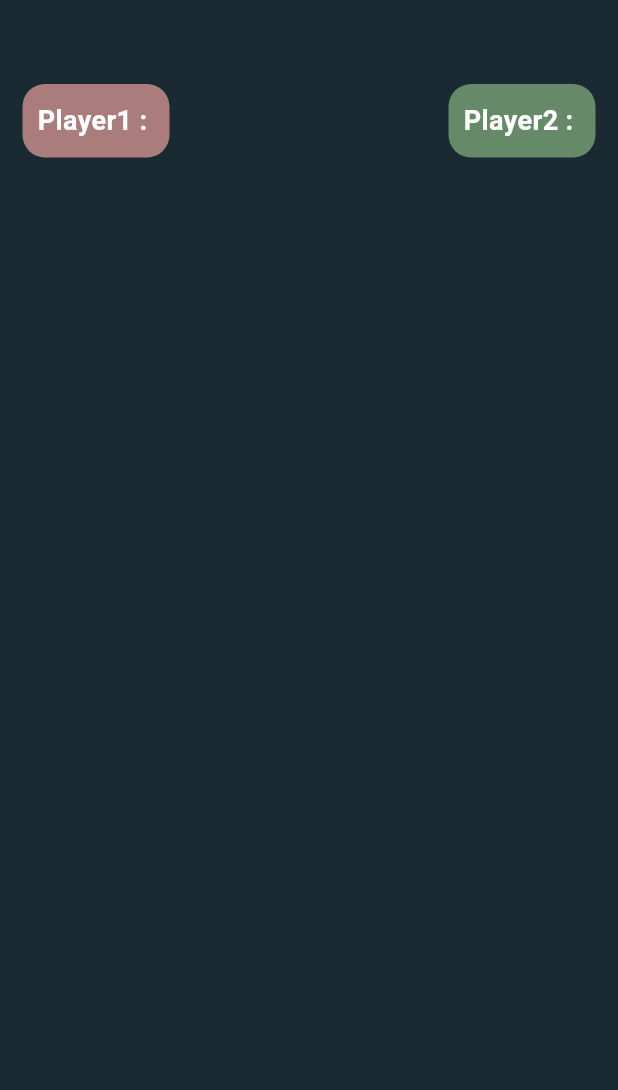
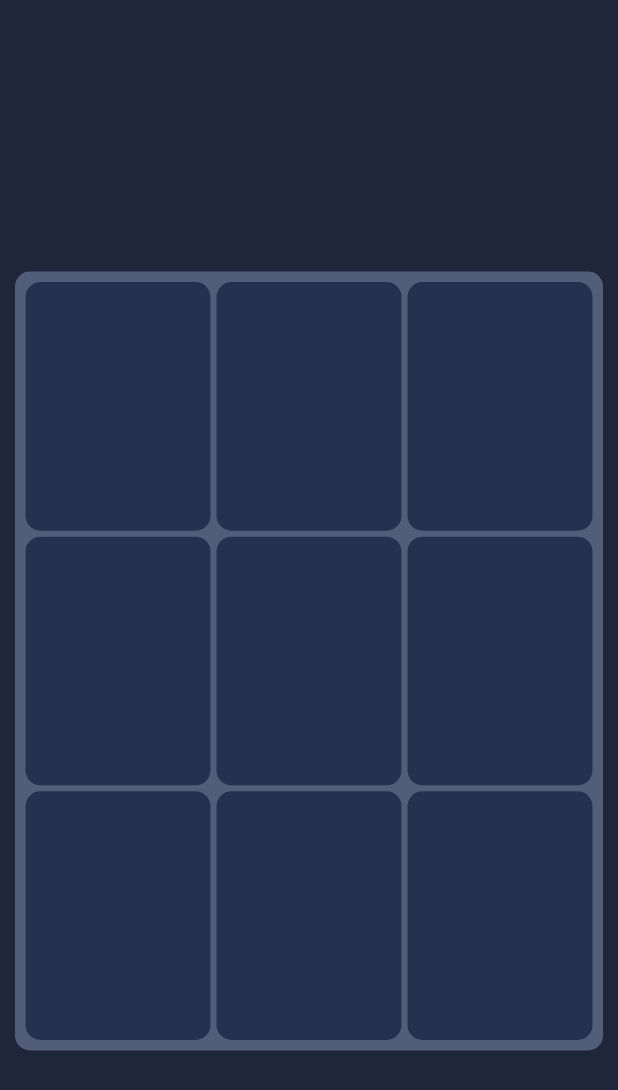
Before and after one commit to ZiadSala7/XO_Game, a Flutter app: the HomeView screen opened by its route, on a phone screen of 412 x 824 dp. Shown: the top 1090 px of the screen. Run offline on Flutter 3.47's test engine with Material 3 defaults, Android fonts, the phone set to English and light mode, and no system bars; our stand-ins replace animate_do, flutter_bloc, go_router.

Commit message:
xo board

```diff
--- a/lib/constants.dart
+++ b/lib/constants.dart
@@ -1,5 +1,5 @@
 import 'package:flutter/material.dart';
 
-const Color scaffoldColor = Color(0xff192A33);
+const Color scaffoldColor = Color.fromARGB(255, 32, 38, 58);
 const Color player1Color = Color.fromARGB(255, 170, 124, 124);
 const Color player2Color = Color.fromARGB(255, 102, 137, 103);
--- a/lib/core/utils/styles.dart
+++ b/lib/core/utils/styles.dart
@@ -49,4 +49,8 @@ class Styles {
     fontSize: 25,
     fontWeight: FontWeight.bold,
   );
+  static const TextStyle textStyle120Bold = TextStyle(
+    fontSize: 120,
+    fontWeight: FontWeight.bold,
+  );
 }
--- /dev/null
+++ b/lib/features/home/presentation/view models/name_cubit/name_cubit.dart
@@ -0,0 +1,11 @@
+import 'package:flutter_bloc/flutter_bloc.dart';
+import 'package:xo_game/features/home/presentation/view%20models/name_cubit/name_cubit_state.dart';
+import 'package:xo_game/main.dart';
+
+class NameCubit extends Cubit<NameCubitState> {
+  NameCubit() : super(Player1Name());
+
+  playerName() {
+    xoTurns ? emit(Player2Name()) : emit(Player1Name());
+  }
+}
--- /dev/null
+++ b/lib/features/home/presentation/view models/name_cubit/name_cubit_state.dart
@@ -0,0 +1,5 @@
+abstract class NameCubitState {}
+
+class Player1Name extends NameCubitState {}
+
+class Player2Name extends NameCubitState {}
--- /dev/null
+++ b/lib/features/home/presentation/view models/taking_turns_cubit/turns_cubit.dart
@@ -0,0 +1,14 @@
+import 'package:flutter_bloc/flutter_bloc.dart';
+import 'package:xo_game/features/home/presentation/view%20models/taking_turns_cubit/turns_cubit_state.dart';
+
+class TurnsCubit extends Cubit<TurnsCubitState> {
+  TurnsCubit() : super(OTurn());
+
+  xTurnState() {
+    emit(XTurn());
+  }
+
+  oTurnState() {
+    emit(OTurn());
+  }
+}
--- /dev/null
+++ b/lib/features/home/presentation/view models/taking_turns_cubit/turns_cubit_state.dart
@@ -0,0 +1,5 @@
+abstract class TurnsCubitState {}
+
+class XTurn extends TurnsCubitState {}
+
+class OTurn extends TurnsCubitState {}
--- a/lib/features/home/presentation/views/widgets/custom_player_widget.dart
+++ /dev/null
@@ -1,40 +0,0 @@
-import 'package:flutter/material.dart';
-import 'package:xo_game/constants.dart';
-import 'package:xo_game/core/utils/styles.dart';
-
-class CustomPlayerWidget extends StatelessWidget {
-  final String name;
-  final String playerNum;
-  final Color color;
-  const CustomPlayerWidget({
-    super.key,
-    required this.name,
-    required this.playerNum,
-    required this.color,
-  });
-
-  @override
-  Widget build(BuildContext context) {
-    return Container(
-      padding: const EdgeInsets.all(10),
-      decoration: BoxDecoration(
-        color: color,
-        borderRadius: BorderRadius.circular(15),
-      ),
-      child: Row(
-        children: [
-          Text(
-            playerNum,
-            style: Styles.textStyle18Bold,
-          ),
-          Text(
-            name,
-            style: Styles.textStyle20Bold.copyWith(
-              color: scaffoldColor,
-            ),
-          ),
-        ],
-      ),
-    );
-  }
-}
--- a/lib/features/home/presentation/views/widgets/custom_players_names.dart
+++ /dev/null
@@ -1,29 +0,0 @@
-import 'package:flutter/material.dart';
-import 'package:xo_game/constants.dart';
-import 'package:xo_game/features/home/presentation/views/widgets/custom_player_widget.dart';
-import 'package:xo_game/main.dart';
-
-class CustomPlayersNames extends StatelessWidget {
-  const CustomPlayersNames({
-    super.key,
-  });
-
-  @override
-  Widget build(BuildContext context) {
-    return Row(
-      mainAxisAlignment: MainAxisAlignment.spaceBetween,
-      children: [
-        CustomPlayerWidget(
-          name: player1.text,
-          playerNum: 'Player1 : ',
-          color: player1Color,
-        ),
-        CustomPlayerWidget(
-          name: player2.text,
-          playerNum: 'Player2 : ',
-          color: player2Color,
-        ),
-      ],
-    );
-  }
-}
--- a/lib/features/home/presentation/views/widgets/home_view_body.dart
+++ b/lib/features/home/presentation/views/widgets/home_view_body.dart
@@ -1,21 +1,127 @@
 import 'package:flutter/material.dart';
-import 'package:flutter/widgets.dart';
-import 'package:xo_game/features/home/presentation/views/widgets/custom_players_names.dart';
+import 'package:flutter_bloc/flutter_bloc.dart';
+import 'package:xo_game/core/utils/styles.dart';
+import 'package:xo_game/features/home/presentation/view%20models/name_cubit/name_cubit.dart';
+import 'package:xo_game/main.dart';
 
 class HomeViewBody extends StatelessWidget {
   const HomeViewBody({super.key});
 
   @override
   Widget build(BuildContext context) {
-    return const Column(
-      mainAxisAlignment: MainAxisAlignment.start,
-      crossAxisAlignment: CrossAxisAlignment.stretch,
-      children: [
-        Padding(
-          padding: EdgeInsets.symmetric(horizontal: 15),
-          child: CustomPlayersNames(),
-        ),
-      ],
+    return BlocProvider(
+      create: (context) => NameCubit()..playerName(),
+      child: const Column(
+        mainAxisAlignment: MainAxisAlignment.start,
+        crossAxisAlignment: CrossAxisAlignment.stretch,
+        children: [
+          SizedBox(
+            height: 120,
+          ),
+          CustomXOBoard(),
+        ],
+      ),
     );
   }
 }
+
+class CustomXOBoard extends StatelessWidget {
+  const CustomXOBoard({
+    super.key,
+  });
+
+  @override
+  Widget build(BuildContext context) {
+    return Padding(
+      padding: const EdgeInsets.symmetric(horizontal: 5),
+      child: Container(
+        padding: const EdgeInsets.all(5),
+        margin: const EdgeInsets.all(5),
+        decoration: BoxDecoration(
+          borderRadius: BorderRadius.circular(10),
+          color: const Color(0xff525D79),
+        ),
+        child: GridView.builder(
+          shrinkWrap: true,
+          gridDelegate: const SliverGridDelegateWithFixedCrossAxisCount(
+            crossAxisCount: 3,
+            childAspectRatio: 3 / 4,
+          ),
+          itemCount: 9,
+          physics: const NeverScrollableScrollPhysics(),
+          itemBuilder: (context, index) {
+            return const CustomXOBox();
+          },
+        ),
+      ),
+    );
+  }
+}
+
+class CustomXOBox extends StatefulWidget {
+  const CustomXOBox({
+    super.key,
+  });
+
+  @override
+  State<CustomXOBox> createState() => _CustomXOBoxState();
+}
+
+class _CustomXOBoxState extends State<CustomXOBox> {
+  bool isClicked = false;
+  @override
+  Widget build(BuildContext context) {
+    return InkWell(
+      onTap: isClicked
+          ? null
+          : () {
+              setState(() {
+                isClicked = true;
+                xoTurns = !xoTurns;
+              });
+            },
+      child: Container(
+        margin: const EdgeInsets.all(2),
+        decoration: BoxDecoration(
+          color: const Color.fromARGB(167, 14, 28, 57),
+          borderRadius: BorderRadius.circular(10),
+        ),
+        height: 50,
+        width: 50,
+        child: isClicked
+            ? xoTurns
+                ? const XOWidget(
+                    xOrO: 'O',
+                    color: Colors.green,
+                  )
+                : const XOWidget(
+                    xOrO: 'X',
+                    color: Colors.red,
+                  )
+            : null,
+      ),
+    );
+  }
+}
+
+class XOWidget extends StatelessWidget {
+  final String xOrO;
+  final Color color;
+  const XOWidget({
+    super.key,
+    required this.xOrO,
+    required this.color,
+  });
+
+  @override
+  Widget build(BuildContext context) {
+    return Center(
+      child: Text(
+        xOrO,
+        style: Styles.textStyle120Bold.copyWith(
+          color: color,
+        ),
+      ),
+    );
+  }
+}
--- a/lib/features/login/presentation/view/widgets/login_view_body.dart
+++ b/lib/features/login/presentation/view/widgets/login_view_body.dart
@@ -12,16 +12,20 @@ class LoginViewBody extends StatelessWidget {
 
   @override
   Widget build(BuildContext context) {
-    return Column(
+    return SingleChildScrollView(
+      child: Column(
         mainAxisAlignment: MainAxisAlignment.center,
         crossAxisAlignment: CrossAxisAlignment.stretch,
         children: [
+          SizedBox(
+            height: MediaQuery.of(context).size.height * 0.2,
+          ),
           Image.asset(
             AppImages.splash,
-          height: 150,
+            height: 120,
           ),
           const SizedBox(
-          height: 40,
+            height: 30,
           ),
           const Text(
             "Enter Players Names",
@@ -49,10 +53,13 @@ class LoginViewBody extends StatelessWidget {
             txt: 'Start Game',
             color: Colors.amber,
             onPressed: () {
+              if (player1.text.isNotEmpty && player2.text.isNotEmpty) {
                 GoRouter.of(context).push(AppRouter.homeView);
+              }
             },
           ),
         ],
+      ),
     );
   }
 }
--- a/lib/main.dart
+++ b/lib/main.dart
@@ -8,6 +8,7 @@ void main() {
 
 TextEditingController player1 = TextEditingController();
 TextEditingController player2 = TextEditingController();
+bool xoTurns = false;
 
 class MyApp extends StatelessWidget {
   const MyApp({super.key});
--- a/pubspec.yaml
+++ b/pubspec.yaml
@@ -32,6 +32,7 @@ dependencies:
   cupertino_icons: ^1.0.6
   flutter:
     sdk: flutter
+  flutter_bloc: ^8.1.6
   go_router: ^14.2.2
 
 dev_dependencies:
```
Also changed, not shown: pubspec.lock. Lines whose indentation alone changed are shown as unchanged.
